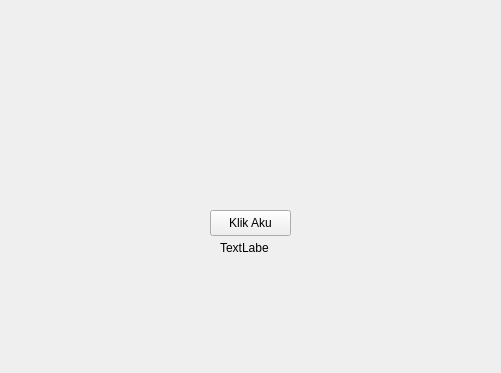
First picture: the form in latihan.ui, repository kickymaulana/belajar_pyside6, before the edit; both pictures show x 100 to 601 and y 0 to 373 of the 800 by 600 pixel window.
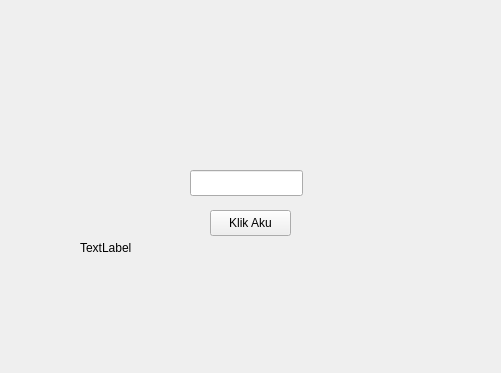
Second picture: the form after the edit.

```diff
--- a/latihan.ui
+++ b/latihan.ui
@@ -30,9 +30,9 @@
    <widget class="QLabel" name="label_utama">
     <property name="geometry">
      <rect>
-      <x>320</x>
+      <x>180</x>
       <y>240</y>
-      <width>49</width>
+      <width>341</width>
       <height>16</height>
      </rect>
     </property>
@@ -40,6 +40,16 @@
      <string>TextLabel</string>
     </property>
    </widget>
+   <widget class="QLineEdit" name="input_nama">
+    <property name="geometry">
+     <rect>
+      <x>290</x>
+      <y>170</y>
+      <width>113</width>
+      <height>26</height>
+     </rect>
+    </property>
+   </widget>
   </widget>
   <widget class="QMenuBar" name="menubar">
    <property name="geometry">
```
